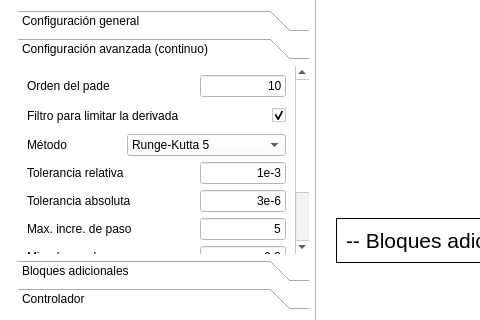
First picture: the form in Main aplication/VentanaPrincipalConsole.ui, repository ezalorpro/LaboratorioDeControl, before the edit; both pictures show x 0 to 480 and y 365 to 685 of the 1355 by 784 pixel window.
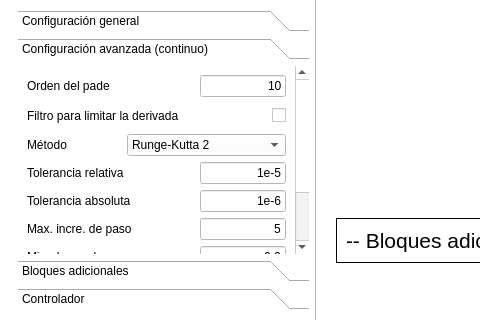
Second picture: the form after the edit. The open tabs and pages were chosen to show the change. Icons and pictures are not drawn. Custom widgets are drawn as their Qt base class.

The edit to the form file:
```diff
--- a/Main aplication/VentanaPrincipalConsole.ui
+++ b/Main aplication/VentanaPrincipalConsole.ui
@@ -8757,7 +8757,7 @@
               <rect>
                <x>0</x>
                <y>0</y>
-               <width>223</width>
+               <width>274</width>
                <height>268</height>
               </rect>
              </property>
@@ -8832,7 +8832,7 @@
                    <string/>
                   </property>
                   <property name="checked">
-                   <bool>true</bool>
+                   <bool>false</bool>
                   </property>
                  </widget>
                 </item>
@@ -8862,7 +8862,7 @@
                    </sizepolicy>
                   </property>
                   <property name="currentIndex">
-                   <number>8</number>
+                   <number>0</number>
                   </property>
                   <property name="maxVisibleItems">
                    <number>20</number>
@@ -8960,7 +8960,7 @@
                    </size>
                   </property>
                   <property name="text">
-                   <string>1e-3</string>
+                   <string>1e-5</string>
                   </property>
                   <property name="alignment">
                    <set>Qt::AlignRight|Qt::AlignTrailing|Qt::AlignVCenter</set>
@@ -8993,7 +8993,7 @@
                    </size>
                   </property>
                   <property name="text">
-                   <string>3e-6</string>
+                   <string>1e-6</string>
                   </property>
                   <property name="alignment">
                    <set>Qt::AlignRight|Qt::AlignTrailing|Qt::AlignVCenter</set>
```
